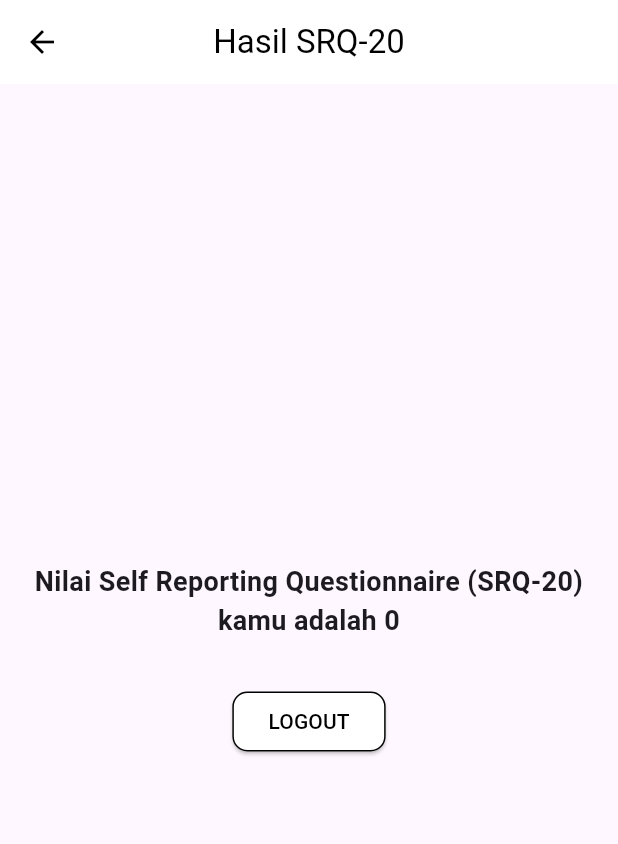
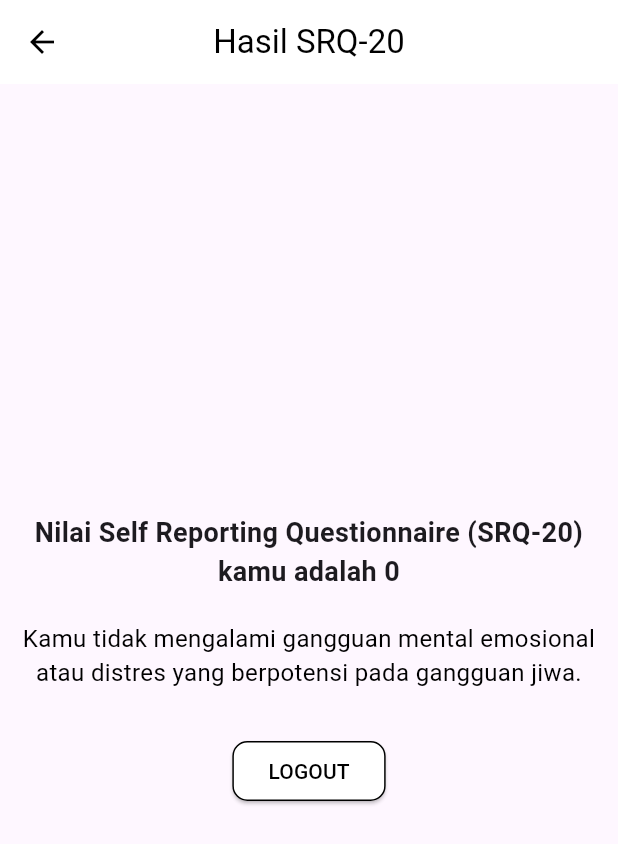
Before and after one commit to kevinamay/mental_health, a Flutter app: the SRQResultPage screen opened directly with empty values, on a phone screen of 412 x 824 dp. Shown: the top 844 px of the screen. Run offline on Flutter 3.47's test engine with Material 3 defaults, Android fonts, the phone set to English and light mode, and no system bars; our stand-ins replace firebase_auth, firebase_core, firebase_database, lottie; accounts and stored records are empty.

Commit message:
srq_result_fix

```diff
--- a/lib/pages/srq_result_page.dart
+++ b/lib/pages/srq_result_page.dart
@@ -7,6 +7,11 @@ class SRQResultPage extends StatelessWidget {
 
   @override
   Widget build(BuildContext context) {
+    // Menentukan status gangguan mental berdasarkan jumlah jawaban "YA"
+    String mentalHealthStatus = yesCount >= 6
+        ? 'Kamu mungkin mengalami gangguan mental emosional atau distres yang berpotensi pada gangguan jiwa.'
+        : 'Kamu tidak mengalami gangguan mental emosional atau distres yang berpotensi pada gangguan jiwa.';
+
     return Scaffold(
       appBar: AppBar(
         backgroundColor: Colors.white,
@@ -27,7 +32,15 @@ class SRQResultPage extends StatelessWidget {
               textAlign: TextAlign.center,
               style: TextStyle(fontSize: 18, fontWeight: FontWeight.bold),
             ),
+            SizedBox(height: 20),
+            // Menampilkan status mental berdasarkan hasil
+            Text(
+              mentalHealthStatus,
+              textAlign: TextAlign.center,
+              style: TextStyle(fontSize: 16, color: Colors.black),
+            ),
             SizedBox(height: 30),
+            // Tampilkan tombol sesuai dengan kondisi
             yesCount >= 10
                 ? ElevatedButton(
                     onPressed: () {
```
